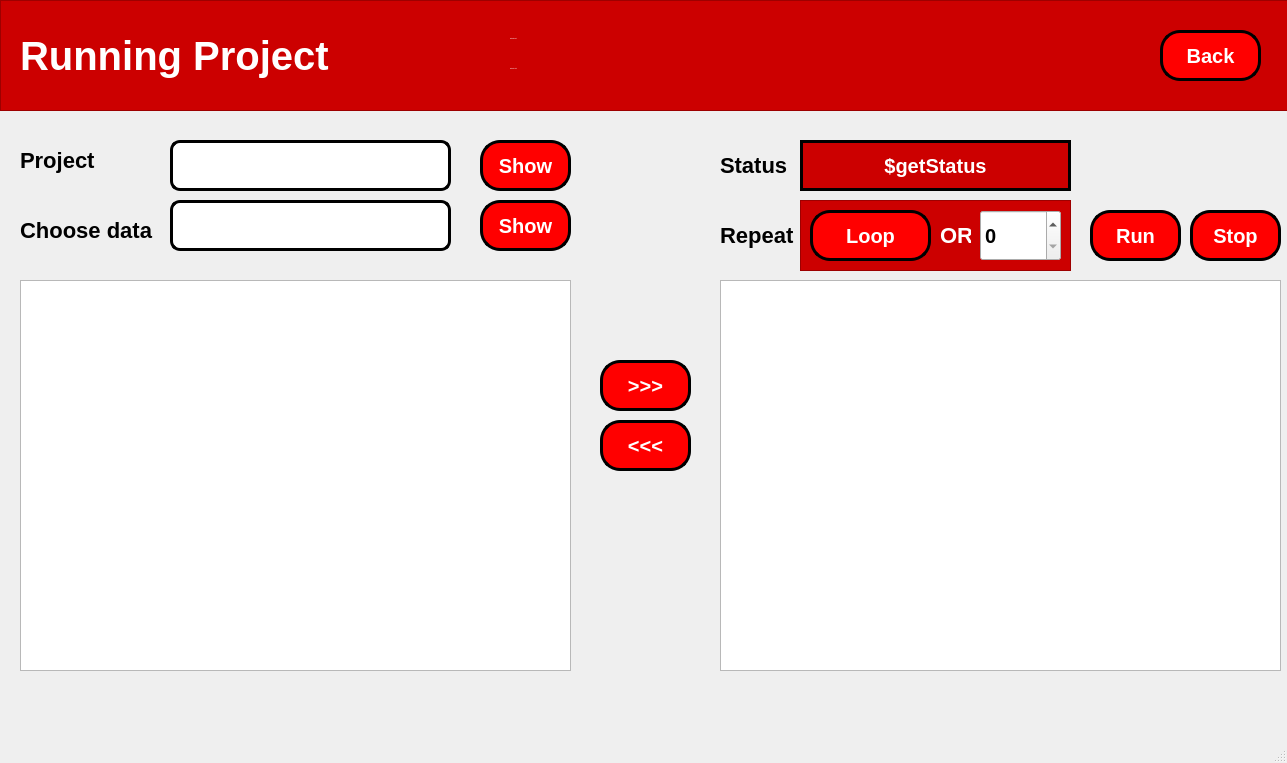
Before: the Qt Designer form view.ui in marsel23xxx/rpa-stoneguard, drawn with Qt 5.
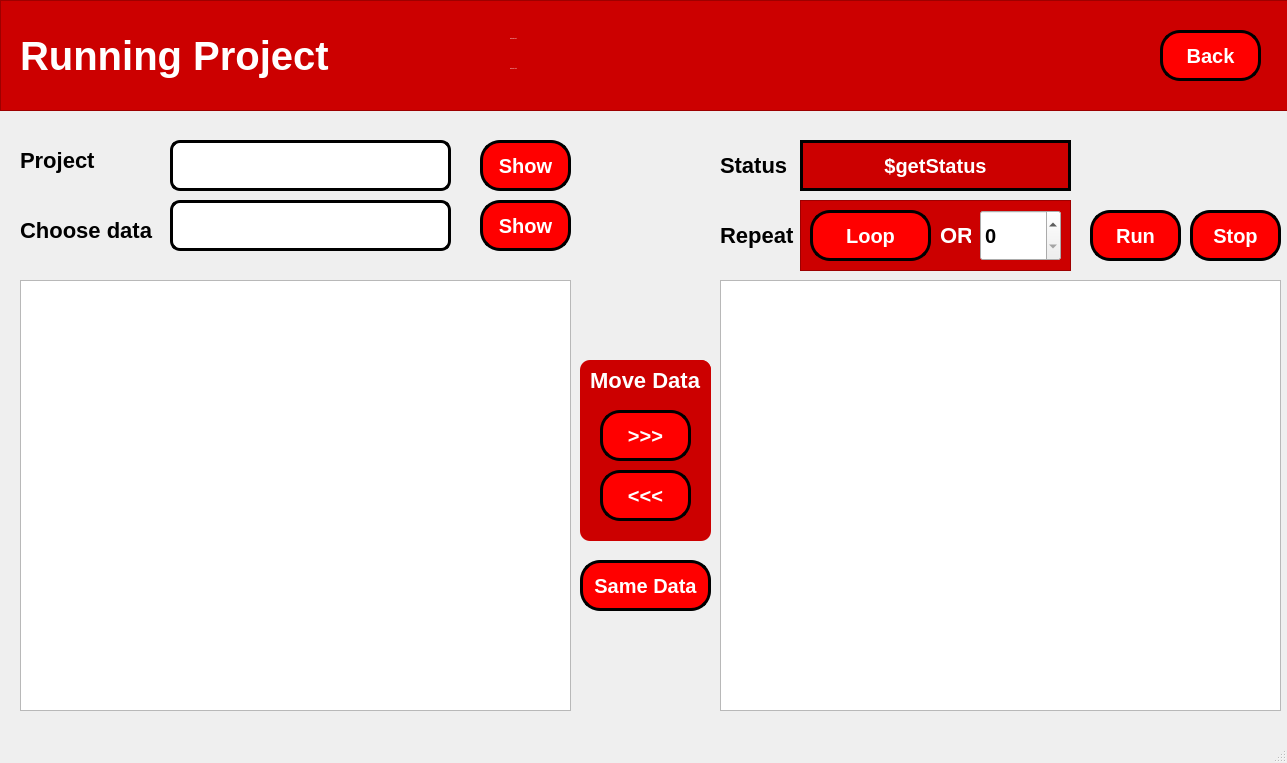
After: the same form once the commit is applied. The open tabs and pages were chosen to show the change.

Commit message: new design add same data

The edit to the form file:
```diff
--- a/view.ui
+++ b/view.ui
@@ -20,7 +20,7 @@
       <x>0</x>
       <y>0</y>
       <width>1290</width>
-      <height>691</height>
+      <height>741</height>
      </rect>
     </property>
     <property name="sizePolicy">
@@ -2706,7 +2706,7 @@
         <x>20</x>
         <y>280</y>
         <width>551</width>
-        <height>391</height>
+        <height>431</height>
        </rect>
       </property>
      </widget>
@@ -2995,7 +2995,7 @@
         <x>720</x>
         <y>280</y>
         <width>561</width>
-        <height>391</height>
+        <height>431</height>
        </rect>
       </property>
      </widget>
@@ -3018,128 +3018,6 @@
        <string>Project</string>
       </property>
      </widget>
-     <widget class="QPushButton" name="btRunningProjectRight">
-      <property name="geometry">
-       <rect>
-        <x>600</x>
-        <y>360</y>
-        <width>91</width>
-        <height>51</height>
-       </rect>
-      </property>
-      <property name="cursor">
-       <cursorShape>PointingHandCursor</cursorShape>
-      </property>
-      <property name="layoutDirection">
-       <enum>Qt::LeftToRight</enum>
-      </property>
-      <property name="styleSheet">
-       <string notr="true">QPushButton {
-	border-radius: 20px;
-	background: red;
-	color: white;
-	font-weight: bold;
-	font-size: 20px;
-	border: 3px solid black;
-  	text-align: center;
-}
-
-QPushButton:hover {
-    background: qradialgradient(
-        cx: 0.3, cy: -0.4, fx: 0.3, fy: -0.4,
-        radius: 1.35, stop: 0 #fff, stop: 1 #bbb
-        );
-	color: black;
-	border: 3px solid black;
-    }
-
-QPushButton:pressed {
-    border-style: inset;
-    background: qradialgradient(
-        cx: 0.4, cy: -0.1, fx: 0.4, fy: -0.1,
-        radius: 1.35, stop: 0 #fff, stop: 1 #ddd
-        );
-    }
-
-QPushButton::icon {
-    margin-bottom: 5px; 
-}
-</string>
-      </property>
-      <property name="text">
-       <string>&gt;&gt;&gt;</string>
-      </property>
-      <property name="iconSize">
-       <size>
-        <width>50</width>
-        <height>50</height>
-       </size>
-      </property>
-      <property name="flat">
-       <bool>false</bool>
-      </property>
-     </widget>
-     <widget class="QPushButton" name="btRunningProjectLeft">
-      <property name="geometry">
-       <rect>
-        <x>600</x>
-        <y>420</y>
-        <width>91</width>
-        <height>51</height>
-       </rect>
-      </property>
-      <property name="cursor">
-       <cursorShape>PointingHandCursor</cursorShape>
-      </property>
-      <property name="layoutDirection">
-       <enum>Qt::LeftToRight</enum>
-      </property>
-      <property name="styleSheet">
-       <string notr="true">QPushButton {
-	border-radius: 20px;
-	background: red;
-	color: white;
-	font-weight: bold;
-	font-size: 20px;
-	border: 3px solid black;
-  	text-align: center;
-}
-
-QPushButton:hover {
-    background: qradialgradient(
-        cx: 0.3, cy: -0.4, fx: 0.3, fy: -0.4,
-        radius: 1.35, stop: 0 #fff, stop: 1 #bbb
-        );
-	color: black;
-	border: 3px solid black;
-    }
-
-QPushButton:pressed {
-    border-style: inset;
-    background: qradialgradient(
-        cx: 0.4, cy: -0.1, fx: 0.4, fy: -0.1,
-        radius: 1.35, stop: 0 #fff, stop: 1 #ddd
-        );
-    }
-
-QPushButton::icon {
-    margin-bottom: 5px; 
-}
-</string>
-      </property>
-      <property name="text">
-       <string>&lt;&lt;&lt;</string>
-      </property>
-      <property name="iconSize">
-       <size>
-        <width>50</width>
-        <height>50</height>
-       </size>
-      </property>
-      <property name="flat">
-       <bool>false</bool>
-      </property>
-     </widget>
      <widget class="QLineEdit" name="txtRunProjectName">
       <property name="geometry">
        <rect>
@@ -3515,6 +3393,231 @@
        <bool>false</bool>
       </property>
      </widget>
+     <widget class="QFrame" name="frame_11">
+      <property name="geometry">
+       <rect>
+        <x>580</x>
+        <y>360</y>
+        <width>131</width>
+        <height>181</height>
+       </rect>
+      </property>
+      <property name="styleSheet">
+       <string notr="true">QFrame {
+	background: rgb(173, 127, 168)rgb(204, 0, 0);
+	border-radius: 10px;
+}</string>
+      </property>
+      <property name="frameShape">
+       <enum>QFrame::StyledPanel</enum>
+      </property>
+      <property name="frameShadow">
+       <enum>QFrame::Raised</enum>
+      </property>
+      <widget class="QPushButton" name="btRunningProjectRight">
+       <property name="geometry">
+        <rect>
+         <x>20</x>
+         <y>50</y>
+         <width>91</width>
+         <height>51</height>
+        </rect>
+       </property>
+       <property name="cursor">
+        <cursorShape>PointingHandCursor</cursorShape>
+       </property>
+       <property name="layoutDirection">
+        <enum>Qt::LeftToRight</enum>
+       </property>
+       <property name="styleSheet">
+        <string notr="true">QPushButton {
+	border-radius: 20px;
+	background: red;
+	color: white;
+	font-weight: bold;
+	font-size: 20px;
+	border: 3px solid black;
+  	text-align: center;
+}
+
+QPushButton:hover {
+    background: qradialgradient(
+        cx: 0.3, cy: -0.4, fx: 0.3, fy: -0.4,
+        radius: 1.35, stop: 0 #fff, stop: 1 #bbb
+        );
+	color: black;
+	border: 3px solid black;
+    }
+
+QPushButton:pressed {
+    border-style: inset;
+    background: qradialgradient(
+        cx: 0.4, cy: -0.1, fx: 0.4, fy: -0.1,
+        radius: 1.35, stop: 0 #fff, stop: 1 #ddd
+        );
+    }
+
+QPushButton::icon {
+    margin-bottom: 5px; 
+}
+</string>
+       </property>
+       <property name="text">
+        <string>&gt;&gt;&gt;</string>
+       </property>
+       <property name="iconSize">
+        <size>
+         <width>50</width>
+         <height>50</height>
+        </size>
+       </property>
+       <property name="flat">
+        <bool>false</bool>
+       </property>
+      </widget>
+      <widget class="QPushButton" name="btRunningProjectLeft">
+       <property name="geometry">
+        <rect>
+         <x>20</x>
+         <y>110</y>
+         <width>91</width>
+         <height>51</height>
+        </rect>
+       </property>
+       <property name="cursor">
+        <cursorShape>PointingHandCursor</cursorShape>
+       </property>
+       <property name="layoutDirection">
+        <enum>Qt::LeftToRight</enum>
+       </property>
+       <property name="styleSheet">
+        <string notr="true">QPushButton {
+	border-radius: 20px;
+	background: red;
+	color: white;
+	font-weight: bold;
+	font-size: 20px;
+	border: 3px solid black;
+  	text-align: center;
+}
+
+QPushButton:hover {
+    background: qradialgradient(
+        cx: 0.3, cy: -0.4, fx: 0.3, fy: -0.4,
+        radius: 1.35, stop: 0 #fff, stop: 1 #bbb
+        );
+	color: black;
+	border: 3px solid black;
+    }
+
+QPushButton:pressed {
+    border-style: inset;
+    background: qradialgradient(
+        cx: 0.4, cy: -0.1, fx: 0.4, fy: -0.1,
+        radius: 1.35, stop: 0 #fff, stop: 1 #ddd
+        );
+    }
+
+QPushButton::icon {
+    margin-bottom: 5px; 
+}
+</string>
+       </property>
+       <property name="text">
+        <string>&lt;&lt;&lt;</string>
+       </property>
+       <property name="iconSize">
+        <size>
+         <width>50</width>
+         <height>50</height>
+        </size>
+       </property>
+       <property name="flat">
+        <bool>false</bool>
+       </property>
+      </widget>
+      <widget class="QLabel" name="label_39">
+       <property name="geometry">
+        <rect>
+         <x>10</x>
+         <y>0</y>
+         <width>121</width>
+         <height>41</height>
+        </rect>
+       </property>
+       <property name="styleSheet">
+        <string notr="true">QLabel {
+	font-size: 22px;
+	font-weight: bold;
+   color: white;
+}</string>
+       </property>
+       <property name="text">
+        <string>Move Data</string>
+       </property>
+      </widget>
+     </widget>
+     <widget class="QPushButton" name="btRunningProjectShowActivity_2">
+      <property name="geometry">
+       <rect>
+        <x>580</x>
+        <y>560</y>
+        <width>131</width>
+        <height>51</height>
+       </rect>
+      </property>
+      <property name="cursor">
+       <cursorShape>PointingHandCursor</cursorShape>
+      </property>
+      <property name="layoutDirection">
+       <enum>Qt::LeftToRight</enum>
+      </property>
+      <property name="styleSheet">
+       <string notr="true">QPushButton {
+	border-radius: 20px;
+	background: red;
+	color: white;
+	font-weight: bold;
+	font-size: 20px;
+	border: 3px solid black;
+  	text-align: center;
+}
+
+QPushButton:hover {
+    background: qradialgradient(
+        cx: 0.3, cy: -0.4, fx: 0.3, fy: -0.4,
+        radius: 1.35, stop: 0 #fff, stop: 1 #bbb
+        );
+	color: black;
+	border: 3px solid black;
+    }
+
+QPushButton:pressed {
+    border-style: inset;
+    background: qradialgradient(
+        cx: 0.4, cy: -0.1, fx: 0.4, fy: -0.1,
+        radius: 1.35, stop: 0 #fff, stop: 1 #ddd
+        );
+    }
+
+QPushButton::icon {
+    margin-bottom: 5px; 
+}
+</string>
+      </property>
+      <property name="text">
+       <string>Same Data</string>
+      </property>
+      <property name="iconSize">
+       <size>
+        <width>50</width>
+        <height>50</height>
+       </size>
+      </property>
+      <property name="flat">
+       <bool>false</bool>
+      </property>
+     </widget>
     </widget>
     <widget class="QWidget" name="getProject_7">
      <widget class="QTableView" name="tbChooseProjectTabel">
```
Left out of the diff: 2 changed lines with no effect on the pictures. The commit also changes 4 other files.
